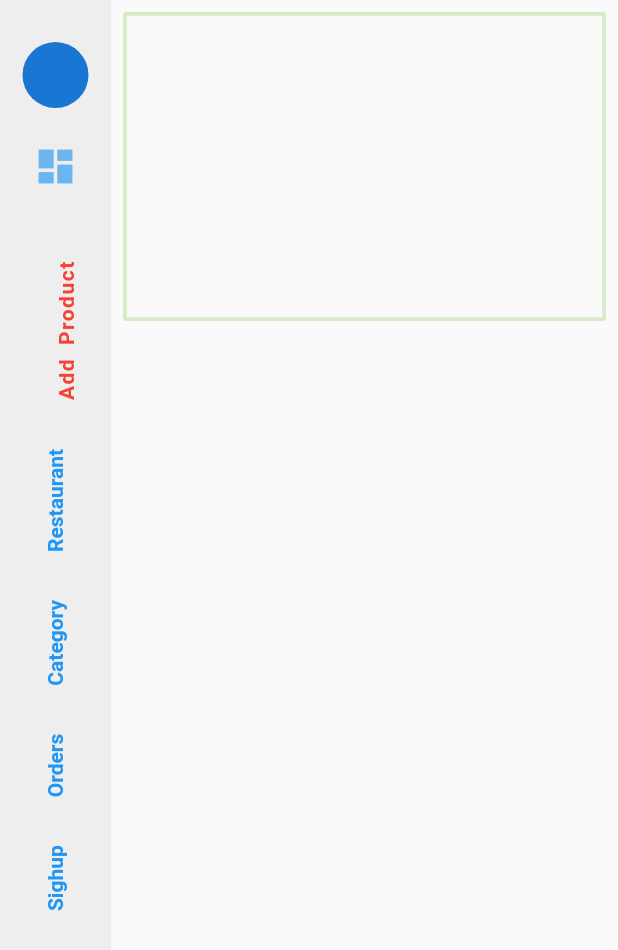
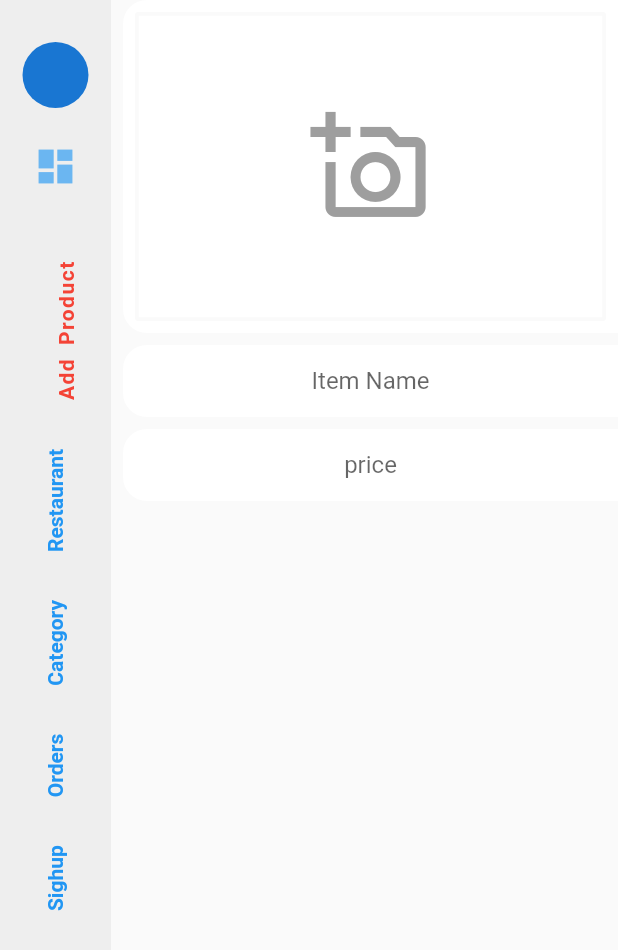
Before and after one commit to manipoint/food_admin_side, a Flutter app: the screen it shows after launch, after a tap on "Add Product", on a phone screen of 412 x 824 dp. Shown: the top 950 px of the screen. Run offline on Flutter 3.47's test engine with Material 2 defaults, Android fonts, the phone set to English and light mode, and no system bars; our stand-ins replace cloud_firestore, firebase_auth, firebase_core, fl_chart, image_picker and 1 more; missing offline and left inert: dart:ffi, dart:html; accounts and stored records are empty; statements that could not run were skipped.

Commit message:
first commet

```diff
--- a/lib/Components/def_colors.dart
+++ b/lib/Helper/def_colors.dart
@@ -9,3 +9,6 @@ const Color grey = Colors.grey;
 const Color black = Colors.black;
 const Color deepPurple = Colors.deepPurple;
 const Color green = Colors.green;
+
+Color active = Colors.orange[200];
+Color inActive = Colors.grey[200];
--- /dev/null
+++ b/lib/Model/user.dart
@@ -0,0 +1,24 @@
+import 'dart:html';
+
+import 'package:cloud_firestore/cloud_firestore.dart';
+
+class UserModel {
+  static const ID = "id";
+  static const NAME = "name";
+  static const EMAIL = "email";
+
+  String _id;
+  String _name;
+  String _email;
+
+  //getters
+  String get name => _name;
+  String get email => _email;
+  String get id => _id;
+
+  UserModel.fromSnapshot(DocumentSnapshot snapshot) {
+    _name = snapshot.data()[NAME];
+    _email = snapshot.data()[EMAIL];
+    _id = snapshot.data()[ID];
+  }
+}
--- a/lib/Providers/app_provider.dart
+++ b/lib/Providers/app_provider.dart
@@ -1,12 +1,16 @@
+import 'package:flutter/cupertino.dart';
 
+enum DisplayedPage { HOME, PRODUCT, RESTURENT, CATEGORIES, USERS, ORDERS }
 
-import 'package:flutter/cupertino.dart';
-enum Screen{DASH,PRODUCT,FEATURE,CATEGORIES,SIGNUP,ORDERS}
-class AppProvider with ChangeNotifier{
-  Screen selectedScreen = Screen.DASH;
+class AppProvider with ChangeNotifier {
+  DisplayedPage currentPage;
 
-  changeScreen(Screen screen){
-    selectedScreen = screen;
+  AppProvider.init() {
+    changeCurrentPage(DisplayedPage.HOME);
+  }
+
+  void changeCurrentPage(DisplayedPage page) {
+    currentPage = page;
     notifyListeners();
   }
 }
--- a/lib/Screen/add_product.dart
+++ b/lib/Screen/add_product.dart
@@ -1,7 +1,9 @@
 import 'dart:io' as file;
 import 'dart:ui';
 import 'package:cloud_firestore/cloud_firestore.dart';
+import 'package:flutter/cupertino.dart';
 import 'package:flutter/material.dart';
+import 'package:food_admin_side/Helper/def_colors.dart';
 import 'package:food_admin_side/Services/cat_services.dart';
 import 'package:food_admin_side/Services/product_services.dart';
 import 'package:food_admin_side/Services/resturent_services.dart';
@@ -58,24 +60,87 @@ class _AddProductState extends State<AddProduct> {
                 : Column(
                     children: [
                       Padding(
-                        padding: const EdgeInsets.all(8.0),
+                        padding: const EdgeInsets.only(left: 8.0),
                         child: Container(
-                          child: Container(
-                            width: MediaQuery.of(context).size.width,
-                            height: MediaQuery.of(context).size.height / 4,
-                            child: OutlineButton(
+                          //height: MediaQuery.of(context).size.height,
+                          decoration: BoxDecoration(
+                              borderRadius: BorderRadius.only(
+                                topLeft: Radius.circular(16),
+                                bottomLeft: Radius.circular(16),
+                              ),
+                              color: white),
+                          child: Padding(
+                            padding: const EdgeInsets.all(8.0),
+                            child: Container(
+                              width: MediaQuery.of(context).size.width,
+                              height: MediaQuery.of(context).size.height / 4,
+                              child: OutlineButton(
                                 borderSide: BorderSide(
-                                    color: Colors.lightGreen.withOpacity(.3),
-                                    width: 2.5),
+                                    color: Colors.grey.shade50, width: 2.5),
                                 onPressed: () {
                                   _selectImage(imagePicker.getImage(
                                       source: ImageSource.gallery));
                                 },
-                            child: _displayChild(),),
-
+                                child: _displayChild(),
+                              ),
+                            ),
                           ),
                         ),
-                      )
+                      ),
+                      Padding(
+                        padding: const EdgeInsets.only(top:8.0,left: 8),
+                        child: Container(
+                          decoration: BoxDecoration(
+                              borderRadius: BorderRadius.only(
+                                topLeft: Radius.circular(16),
+                                bottomLeft: Radius.circular(16),
+                              ),
+                              color: white),
+                          child: TextFormField(
+                            textAlign: TextAlign.center,
+                            controller: nameController,
+                            decoration: InputDecoration(
+                              hintText: "Item Name",
+                              border: InputBorder.none
+                            ),
+                            // ignore: missing_return
+                            validator: (value){
+                              if(value.isEmpty){
+                                return "Item Name is Mandatory";
+                              }else if(value.length>20){
+                                return "Item name can not be more then 20 characters";
+                              }
+                            },
+                          ),
+                        ),
+                      ),
+                      Padding(
+                        padding: const EdgeInsets.only(top:8.0,left: 8),
+                        child: Container(
+                          decoration: BoxDecoration(
+                              borderRadius: BorderRadius.only(
+                                topLeft: Radius.circular(16),
+                                bottomLeft: Radius.circular(16),
+                              ),
+                              color: white),
+                          child: TextFormField(
+                            textAlign: TextAlign.center,
+                            controller: priceController,
+                            decoration: InputDecoration(
+                                hintText: "price",
+                                border: InputBorder.none
+                            ),
+                            // ignore: missing_return
+                            validator: (value){
+                              if(value.isEmpty){
+                                return "Item Price is Mandatory";
+                              }else if(value.length>10){
+                                return "Item name can not be more then 10 characters";
+                              }
+                            },
+                          ),
+                        ),
+                      ),
                     ],
                   )),
       ),
@@ -86,11 +151,23 @@ class _AddProductState extends State<AddProduct> {
     PickedFile tempImage = await image;
     setState(() => _image = file.File(tempImage.path));
   }
-  _displayChild(){
-    if(_image == null){
-      Icon(Icons.add_a_photo_outlined,color: Colors.lightGreen.shade300,);
-    }else{
-      return Image.file(_image,fit: BoxFit.fill,width: double.infinity,);
+
+  _displayChild() {
+    if (_image == null) {
+      return Padding(
+        padding: const EdgeInsets.all(8.0),
+        child: Icon(
+          Icons.add_a_photo_outlined,
+          color: Colors.grey,
+          size: 80,
+        ),
+      );
+    } else {
+      return Image.file(
+        _image,
+        fit: BoxFit.fill,
+        width: double.infinity,
+      );
     }
   }
 }
--- a/lib/Screen/home_page.dart
+++ b/lib/Screen/home_page.dart
@@ -21,6 +21,10 @@ class _HomePageState extends State<HomePage> {
     //final appState = Provider.of<AppProvider>(context);
     return Scaffold(
         body: SafeArea(
+          child: ListView(
+            children: [
+              Container(
+                height: MediaQuery.of(context).size.height,
                 child: Row(
                   children: [
                     NavigationRail(
@@ -105,6 +109,9 @@ class _HomePageState extends State<HomePage> {
 
                   ],
                 ),
+              ),
+            ],
+          ),
         ));
     // ignore: dead_code
   }
--- a/lib/Widgets/small_card.dart
+++ b/lib/Widgets/small_card.dart
@@ -2,7 +2,7 @@
 import 'dart:ui';
 
 import 'package:flutter/material.dart';
-import 'package:food_admin_side/Components/def_colors.dart';
+import 'package:food_admin_side/Helper/def_colors.dart';
 
 class SmallCard extends StatefulWidget {
   final IconData icon;
--- a/pubspec.yaml
+++ b/pubspec.yaml
@@ -18,12 +18,13 @@ publish_to: 'none' # Remove this line if you wish to publish to pub.dev
 version: 1.0.0+1
 
 environment:
-  sdk: ">=2.7.0 <3.0.0"
+  sdk: ">=2.7.0<3.0.0"
 
 dependencies:
   flutter:
     sdk: flutter
   provider: ^4.3.2+2
+  shared_preferences: ^0.5.12+4
   fl_chart: ^0.12.0
   firebase_storage: ^5.2.0
   firebase_core: any
@@ -31,6 +32,7 @@ dependencies:
   cloud_firestore: any
   uuid: ^2.2.2
   image_picker: ^0.6.7+15
+  responsive_table: ^0.1.1+8
 
   # The following adds the Cupertino Icons font to your application.
   # Use with the CupertinoIcons class for iOS style icons.
```
Also changed, not shown: lib/Helper/constent.dart (added, +8 -0 lines), lib/Providers/auth_provider.dart (added, +70 -0 lines), lib/Services/navigation_sevice.dart (added, +19 -0 lines), lib/Services/user_services.dart (added, +22 -0 lines), lib/Helper/def_text.dart (renamed from lib/Components/def_text.dart), pubspec.lock, 7 other files. Lines whose indentation alone changed are shown as unchanged.
